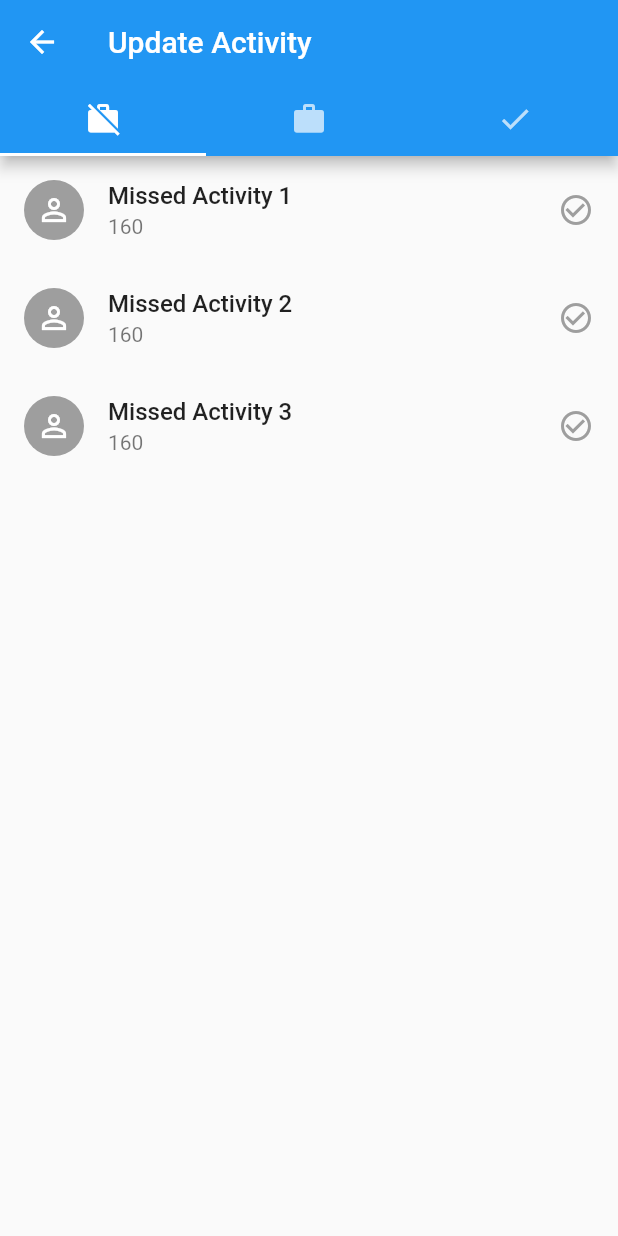
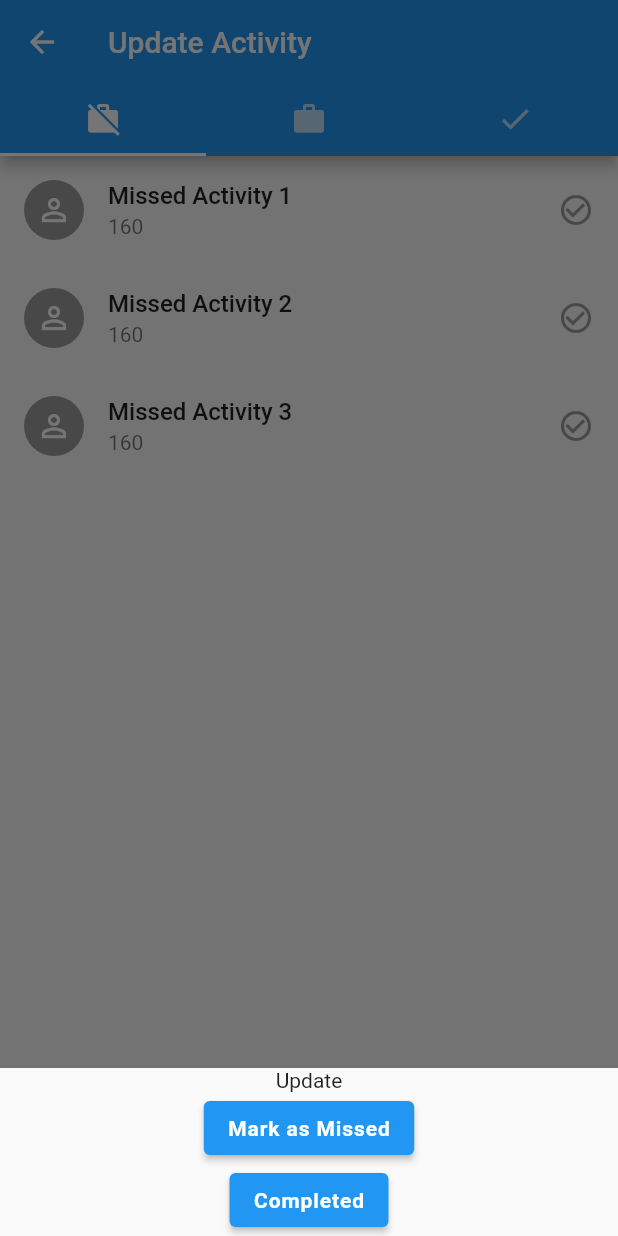
Before and after one commit to ramsunvtech/pingy, a Flutter app: the UpdateTaskScreen screen opened directly, after a tap on an icon or button, on a phone screen of 412 x 824 dp. Run offline on Flutter 3.47's test engine with Material 2 defaults, Android fonts, the phone set to English and light mode, and no system bars; our stand-ins replace hive, hive_flutter, local_auth, syncfusion_flutter_datepicker; accounts and stored records are empty.

Commit message:
feat(update-activity): update swipe left and right option for active tab

```diff
--- a/lib/screens/activity/update_activity.dart
+++ b/lib/screens/activity/update_activity.dart
@@ -72,7 +72,7 @@ class _UpdateTaskScreenState extends State<UpdateTaskScreen> {
               itemCount: 3,
               itemBuilder: (BuildContext context, int index) {
                 return taskItem(
-                  'Missed Activity ${index+1}',
+                  'Missed Activity ${index + 1}',
                   '160',
                   false,
                   index,
@@ -82,19 +82,40 @@ class _UpdateTaskScreenState extends State<UpdateTaskScreen> {
             ListView.builder(
               itemCount: 3,
               itemBuilder: (BuildContext context, int index) {
-                return taskItem(
-                  'Activity ${index+1} To do',
-                  '160',
-                  false,
-                  index,
-                );
+                return Dismissible(
+                    key: Key('item_${index + 1}'),
+                    child: taskItem(
+                      'Activity ${index + 1} To do',
+                      '160',
+                      false,
+                      index,
+                    ),
+                    confirmDismiss: (direction) async {
+                      return (direction == DismissDirection.endToStart);
+                    },
+                    onDismissed: (direction) {
+                      var textMessage = 'not set';
+
+                      switch (direction) {
+                        case DismissDirection.startToEnd:
+                          textMessage = "right";
+                          break;
+                        case DismissDirection.endToStart:
+                          textMessage = "left";
+                          break;
+                      }
+                      if (textMessage != '') {
+                        ScaffoldMessenger.of(context).showSnackBar(
+                            SnackBar(content: Text('swiped $textMessage')));
+                      }
+                    });
               },
             ),
             ListView.builder(
               itemCount: 3,
               itemBuilder: (BuildContext context, int index) {
                 return taskItem(
-                  'Completed Activity ${index+1}',
+                  'Completed Activity ${index + 1}',
                   '160',
                   false,
                   index,
@@ -140,7 +161,50 @@ class _UpdateTaskScreenState extends State<UpdateTaskScreen> {
       ),
       subtitle: Text(mark),
       trailing: getTrailingIcon(isSelected),
-      onTap: () {
+      onTap: () async {
+        showModalBottomSheet(
+          context: context,
+          builder: (context) {
+            return Wrap(
+              children: [
+                Center(child: Text('Update')),
+                Center(
+                  child: ElevatedButton(
+                    onPressed: () {
+                      Navigator.pop(context);
+                    },
+                    // padding: const EdgeInsets.only(left: 30, right: 30, top: 15, bottom: 15),
+                    // color: Colors.pink,
+                    child: const Text(
+                      'Mark as Missed',
+                      style: TextStyle(
+                          color: Colors.white,
+                          fontWeight: FontWeight.w600,
+                          letterSpacing: 0.6),
+                    ),
+                  ),
+                ),
+                Center(
+                  child: ElevatedButton(
+                    onPressed: () {
+                      Navigator.pop(context);
+                    },
+                    // padding: const EdgeInsets.only(left: 30, right: 30, top: 15, bottom: 15),
+                    // color: Colors.pink,
+                    child: const Text(
+                      'Completed',
+                      style: TextStyle(
+                          color: Colors.white,
+                          fontWeight: FontWeight.w600,
+                          letterSpacing: 0.6),
+                    ),
+                  ),
+                ),
+              ],
+            );
+          },
+        );
+
         setState(() {
           taskTypes[0].isSelected = false;
           taskTypes[1].isSelected = false;
```
